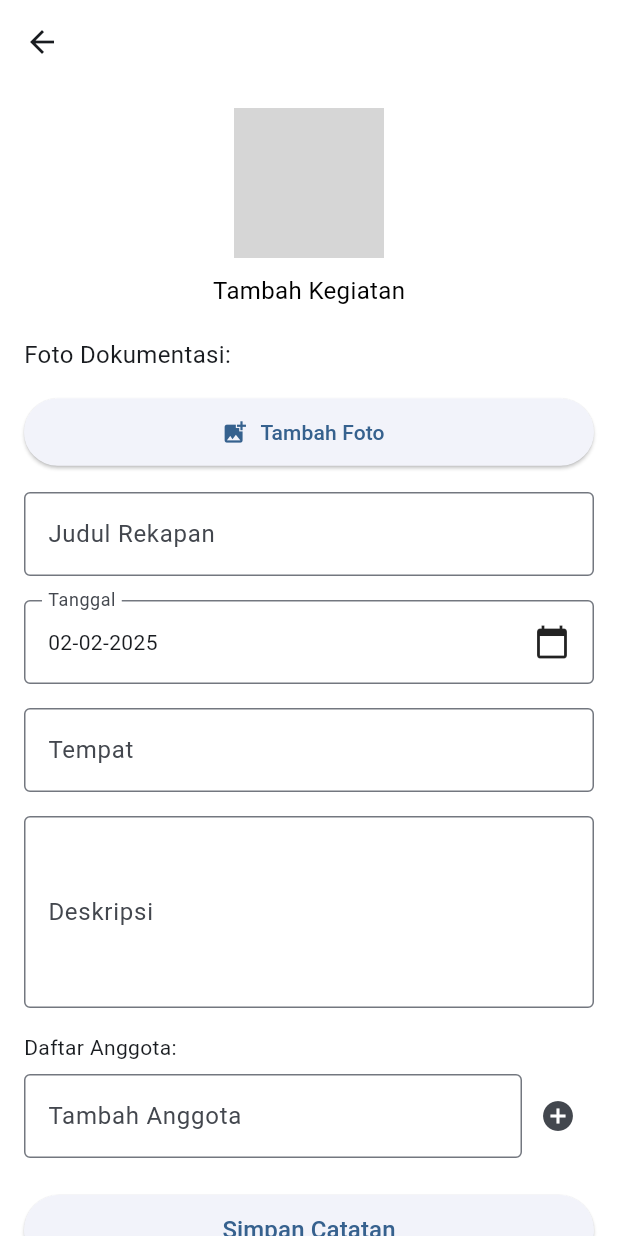
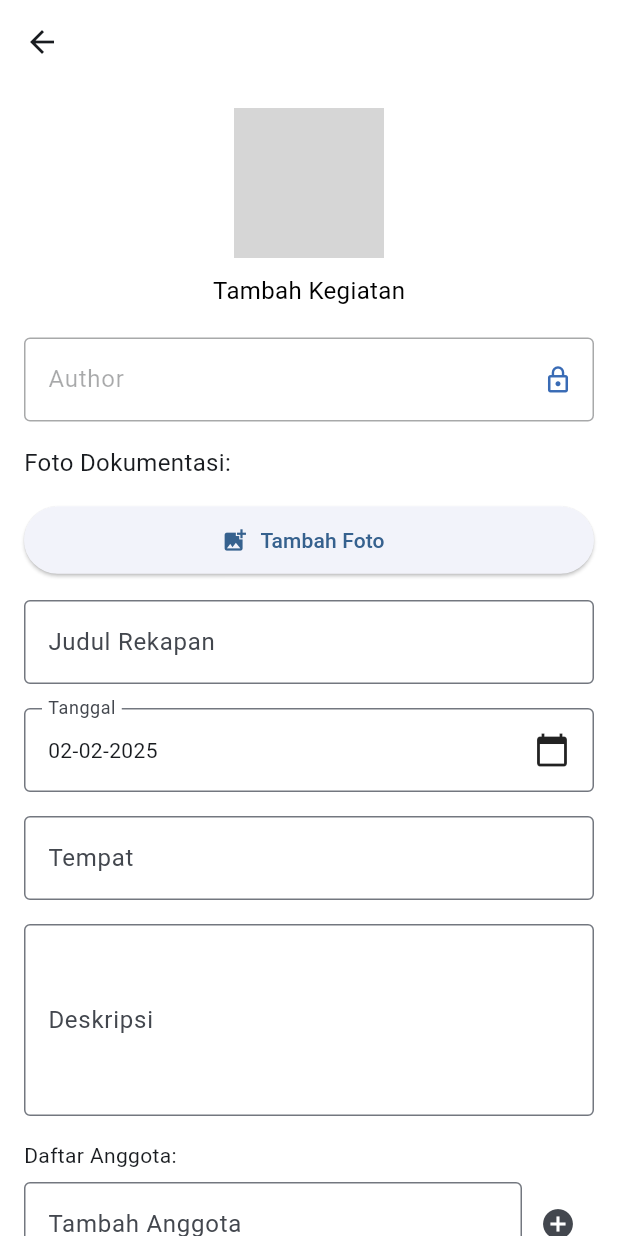
Before and after one commit to zahrld/rekap, a Flutter app: the AddNoteScreen screen opened directly with empty values, on a phone screen of 412 x 824 dp. Run offline on Flutter 3.47's test engine with Material 3 defaults, Android fonts, the phone set to English and light mode, and no system bars; our stand-ins replace google_fonts, image_picker; grey boxes are pictures that could not be loaded.

Commit message:
nama author

```diff
--- a/lib/models/catatan_model.dart
+++ b/lib/models/catatan_model.dart
@@ -8,6 +8,7 @@ class Catatan {
   final String? gambar;
   final String? createdAt;
   final String tanggal;
+  final String penulis;
 
   Catatan({
     this.id,
@@ -19,6 +20,7 @@ class Catatan {
     this.anggota,
     this.gambar,
     this.createdAt,
+    required this.penulis,
   });
 
   factory Catatan.fromJson(Map<String, dynamic> json) {
@@ -32,6 +34,7 @@ class Catatan {
       gambar: json['gambar'],
       createdAt: json['created_at'],
       tanggal: json['tanggal'],
+      penulis: json['penulis'],
     );
   }
 
@@ -43,6 +46,7 @@ class Catatan {
       'tempat': tempat,
       'anggota': anggota,
       'gambar': gambar,
+      'penulis': penulis,
     };
   }
 }
--- a/lib/screens/add_note_screen.dart
+++ b/lib/screens/add_note_screen.dart
@@ -8,6 +8,7 @@ import 'package:http/http.dart' as http;
 import 'dart:convert';
 import 'package:http_parser/http_parser.dart';
 import 'package:mime/mime.dart';
+import '../models/catatan_model.dart';
 
 class AddNoteScreen extends StatefulWidget {
   final String username;
@@ -226,6 +227,7 @@ class _AddNoteScreenState extends State<AddNoteScreen> {
           'deskripsi': _deskripsiController.text.trim(),
           'anggota': _anggotaList.isEmpty ? '-' : _anggotaList.join(', '),
           'status': '1',
+          'nama_user': widget.username,
         };
 
         request.fields.addAll(fields);
@@ -359,36 +361,23 @@ class _AddNoteScreenState extends State<AddNoteScreen> {
               child: Column(
                 crossAxisAlignment: CrossAxisAlignment.start,
                 children: [
-                  // Sembunyikan field tapi tetap ada di DOM
-                  Visibility(
-                    visible: false,
-                    maintainState: true,
-                    child: Column(
-                      children: [
-                        TextFormField(
-                          initialValue: widget.userId.toString(),
-                          enabled: false,
-                          decoration: const InputDecoration(
-                            labelText: 'User ID',
-                            border: OutlineInputBorder(),
-                            filled: true,
-                            fillColor: Color(0xFFEEEEEE),
-                          ),
-                        ),
-                        const SizedBox(height: 16),
-                        TextFormField(
-                          initialValue: widget.username,
-                          enabled: false,
-                          decoration: const InputDecoration(
-                            labelText: 'Username',
-                            border: OutlineInputBorder(),
-                            filled: true,
-                            fillColor: Color(0xFFEEEEEE),
-                          ),
-                        ),
-                      ],
+                  // Username field (readonly/disabled)
+                  TextFormField(
+                    initialValue: widget.username,
+                    enabled: false, // Tidak bisa diedit
+                    decoration: InputDecoration(
+                      labelText: 'Author',
+                      border: const OutlineInputBorder(),
+                      filled: true,
+                      fillColor: Colors.white, // Warna sama dengan field lain
+                      suffixIcon: const Icon(
+                        Icons.lock_outline, // Icon gembok
+                        color: Color(0xFF396BB5),
+                        size: 20,
+                      ),
                     ),
                   ),
+                  const SizedBox(height: 16),
                   Column(
                     crossAxisAlignment: CrossAxisAlignment.start,
                     children: [
```
Also changed, not shown: lib/models/activity_model.dart (added, +43 -0 lines), lib/models/survey_model.dart (+9 -9 lines), lib/screens/catatan_screen.dart (+29 -3 lines), lib/screens/detail_kegiatan_screen.dart (+13 -10 lines).
